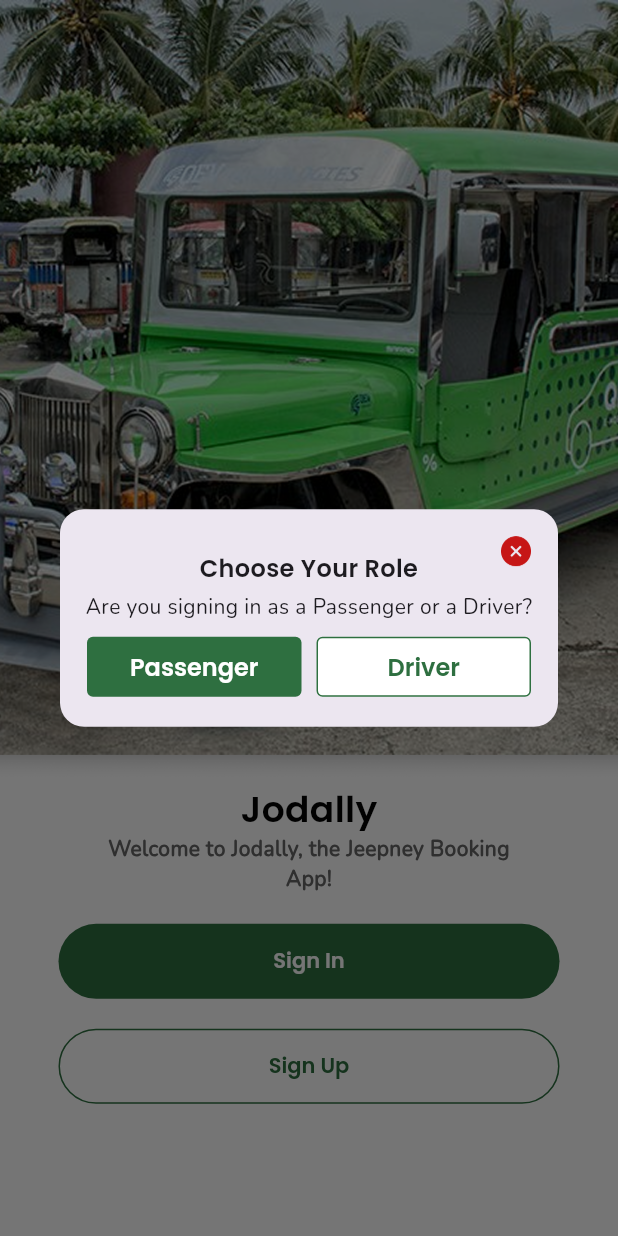
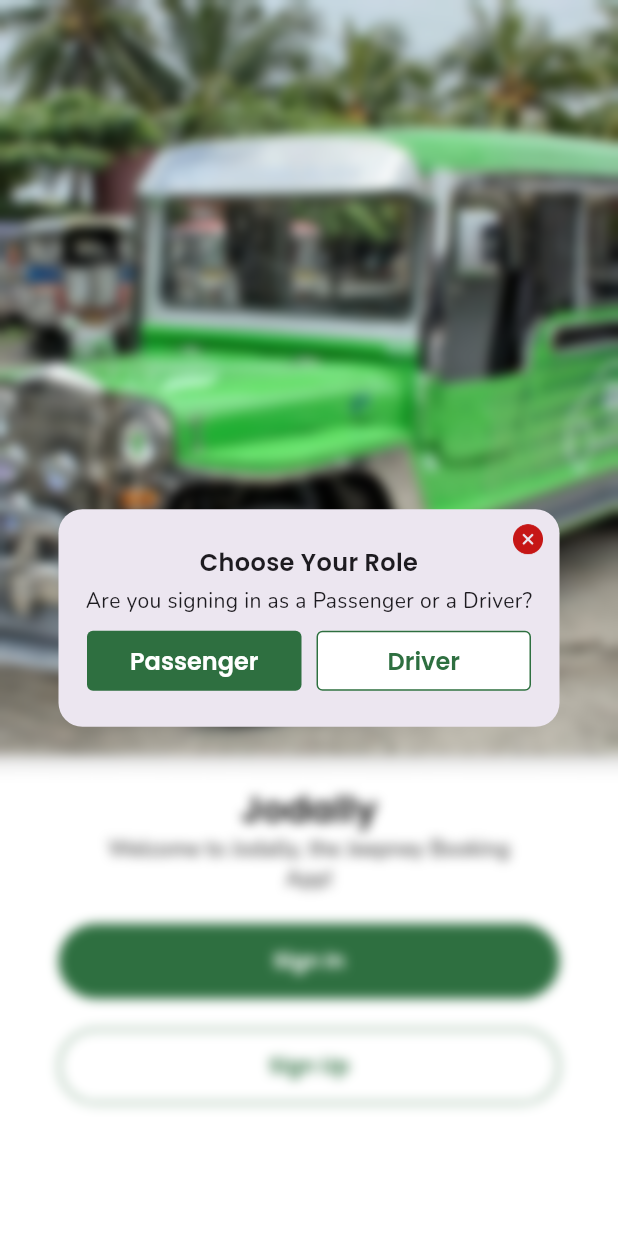
Before and after one commit to jamydevelop/Jodally-Flutter-App, a Flutter app: the screen it shows after launch, after a tap on "Sign In", on a phone screen of 412 x 824 dp. Run offline on Flutter 3.47's test engine with Material 3 defaults, Android fonts, the phone set to English and light mode, and no system bars.

Commit message:
welcome page almost done

```diff
--- a/jodally_flutter_app/lib/core/components/welcome_dialog.dart
+++ b/jodally_flutter_app/lib/core/components/welcome_dialog.dart
@@ -10,25 +10,22 @@
 
   @override
   Widget build(BuildContext context) {
-    return AlertDialog(
+    return Dialog(
+      insetPadding: const EdgeInsets.symmetric(
+        horizontal: 24,
+      ), // Controls dialog-to-screen spacing
       shape: RoundedRectangleBorder(borderRadius: BorderRadius.circular(16)),
-      contentPadding: const EdgeInsets.symmetric(
-        horizontal: 0,
-        vertical: 0,
-      ), // remove extra padding
-      content: SizedBox(
+      child: SizedBox(
         width: 334,
         height: 145,
         child: Stack(
           children: [
-            // Main content
             Padding(
-              padding: const EdgeInsets.all(16),
+              padding: const EdgeInsets.symmetric(horizontal: 16, vertical: 16),
               child: Column(
                 mainAxisAlignment: MainAxisAlignment.center,
                 crossAxisAlignment: CrossAxisAlignment.center,
                 children: [
-                  const SizedBox(height: 8),
                   CommonTextLabel(
                     textAlign: TextAlign.center,
                     text: 'Choose Your Role',
@@ -59,9 +56,7 @@
                           fontSize: fontSizeTitle6,
                           color: whitePrimary,
                         ),
-                        onPressed: () {
-                          Navigator.of(context).pop();
-                        },
+                        onPressed: () => Navigator.of(context).pop(),
                       ),
                       const SizedBox(width: 10),
                       CommonButton(
@@ -78,9 +73,7 @@
                           fontSize: fontSizeTitle6,
                           color: greenPrimary,
                         ),
-                        onPressed: () {
-                          Navigator.of(context).pop();
-                        },
+                        onPressed: () => Navigator.of(context).pop(),
                       ),
                     ],
                   ),
@@ -88,16 +81,18 @@
               ),
             ),
 
-            // Close button (top-right)
+            // Close button
             Positioned(
-              top: 4,
-              right: 4,
+              top: -4,
+              right: -3,
               child: IconButton(
                 icon: Image.asset(
                   Assets.welcomeDialogCloseIcn,
                   scale: 3,
                   fit: BoxFit.fill,
                 ),
+                padding: EdgeInsets.zero,
+                constraints: const BoxConstraints(),
                 splashRadius: 20,
                 onPressed: () => Navigator.of(context).pop(),
               ),
--- a/jodally_flutter_app/lib/views/welcome_page.dart
+++ b/jodally_flutter_app/lib/views/welcome_page.dart
@@ -1,3 +1,5 @@
+import 'dart:ui';
+
 import 'package:flutter/material.dart';
 import 'package:flutter/services.dart';
 import 'package:jodally_flutter_app/core/components/common_button.dart';
@@ -55,9 +57,23 @@
                 foregroundColor: whitePrimary,
                 backgroundColor: greenPrimary,
                 onPressed: () {
-                  showDialog(
+                  showGeneralDialog(
                     context: context,
-                    builder: (BuildContext context) => const WelcomeDialog(),
+                    barrierDismissible: true,
+                    barrierLabel: 'WelcomeDialog',
+                    barrierColor: Colors.transparent, // Removes dark overlay
+                    transitionDuration: const Duration(milliseconds: 200),
+                    pageBuilder: (context, animation, secondaryAnimation) {
+                      return BackdropFilter(
+                        filter: ImageFilter.blur(
+                          sigmaX: 4,
+                          sigmaY: 4,
+                        ), // Apply blur
+                        child: Center(
+                          child: WelcomeDialog(), // Your custom dialog widget
+                        ),
+                      );
+                    },
                   );
                 },
                 child: CommonTextLabel(
```
